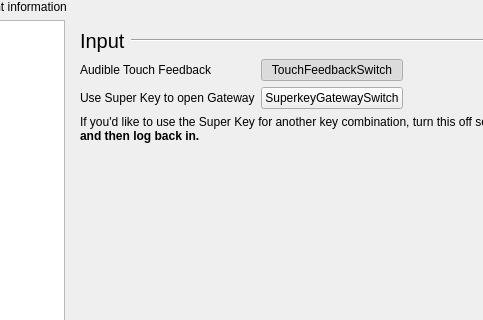
Qt form infopanedropdown.ui (vicr123/theshell) before a commit; both pictures show x 211 to 694 and y 132 to 452 of the 1200 by 835 pixel window.
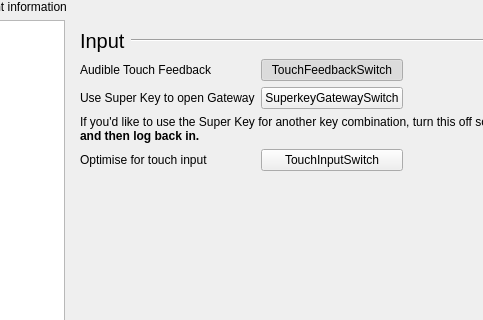
The same form after that commit. The open tabs and pages were chosen to show the change. Icons and pictures are not drawn. Custom widgets are drawn as their Qt base class.

Patch:
```diff
--- a/infopanedropdown.ui
+++ b/infopanedropdown.ui
@@ -2605,7 +2605,7 @@
                </property>
               </widget>
              </item>
-             <item row="4" column="1">
+             <item row="5" column="1">
               <spacer name="verticalSpacer_13">
                <property name="orientation">
                 <enum>Qt::Vertical</enum>
@@ -2717,6 +2717,23 @@
                </property>
               </widget>
              </item>
+             <item row="4" column="0">
+              <widget class="QLabel" name="label_70">
+               <property name="text">
+                <string>Optimise for touch input</string>
+               </property>
+              </widget>
+             </item>
+             <item row="4" column="1">
+              <widget class="Switch" name="TouchInputSwitch">
+               <property name="text">
+                <string notr="true">TouchInputSwitch</string>
+               </property>
+               <property name="checkable">
+                <bool>true</bool>
+               </property>
+              </widget>
+             </item>
             </layout>
            </widget>
            <widget class="QWidget" name="LockScreenSettings">
```
Left out of the diff: 6 changed lines with no effect on the pictures.
